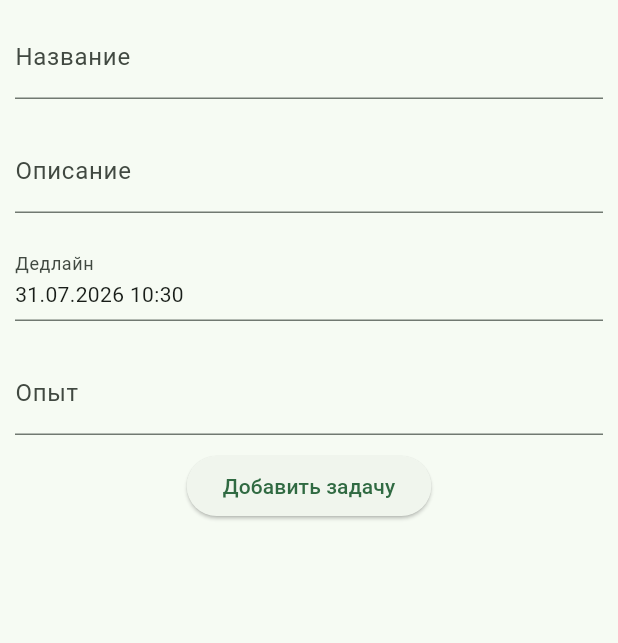
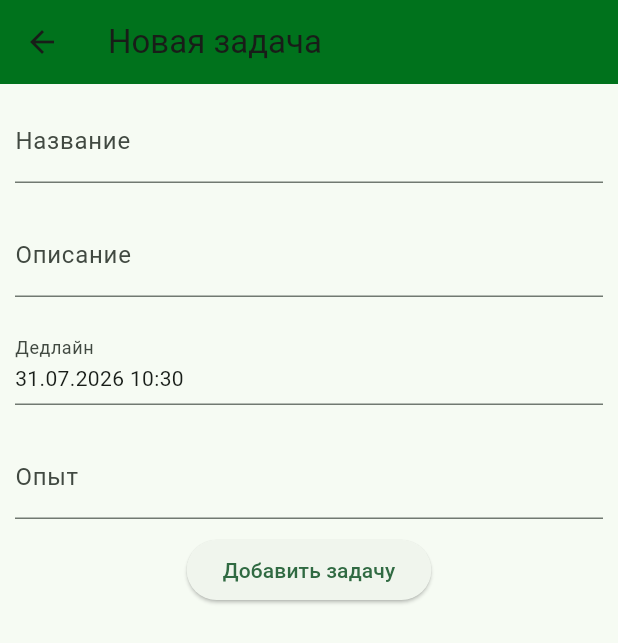
Before and after one commit to filippov112/step-by-step, a Flutter app: the CreateTask screen opened directly, on a phone screen of 412 x 824 dp. Shown: the top 643 px of the screen. Run offline on Flutter 3.47's test engine with Material 3 defaults, Android fonts, the phone set to English and light mode, and no system bars; our stand-ins replace sqflite_common_ffi; accounts and stored records are empty.

Commit message:
Добавил шапку с возвратом.

```diff
--- a/lib/screens/tasks/create/create_task.dart
+++ b/lib/screens/tasks/create/create_task.dart
@@ -89,6 +89,11 @@ class _CreateTaskState extends State<CreateTask> {
     }
   }
 
+  void _cancel() {
+    if (!mounted) return;
+    Navigator.pop(context);
+  }
+
   @override
   Widget build(BuildContext context) {
 
@@ -150,6 +155,11 @@ class _CreateTaskState extends State<CreateTask> {
 
 
     return Scaffold(
+      appBar: AppBar(
+        title: Text("Новая задача"),
+        leading: IconButton(onPressed: _cancel, icon: Icon(Icons.arrow_back)),
+        backgroundColor: Color.fromARGB(255, 0, 114, 28),
+      ),
       body: Column(children: [
         form,
         savebtn
```
